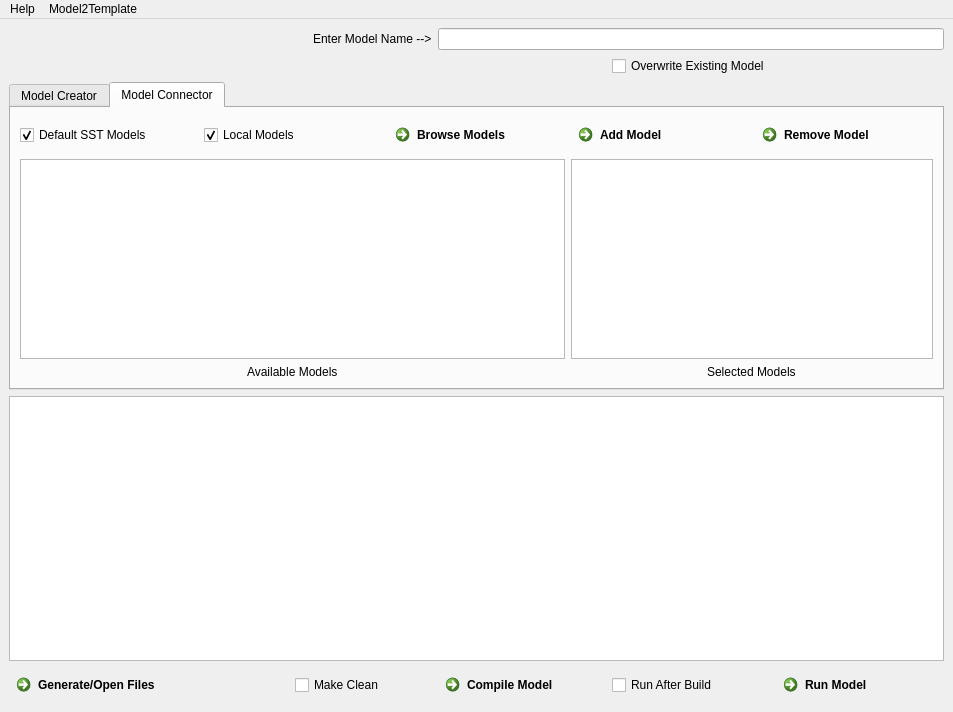
This is resources/sstGUI.ui in lpsmodsimteam/sst-config-gui as Qt 5 draws it before an edit. The edited form follows.
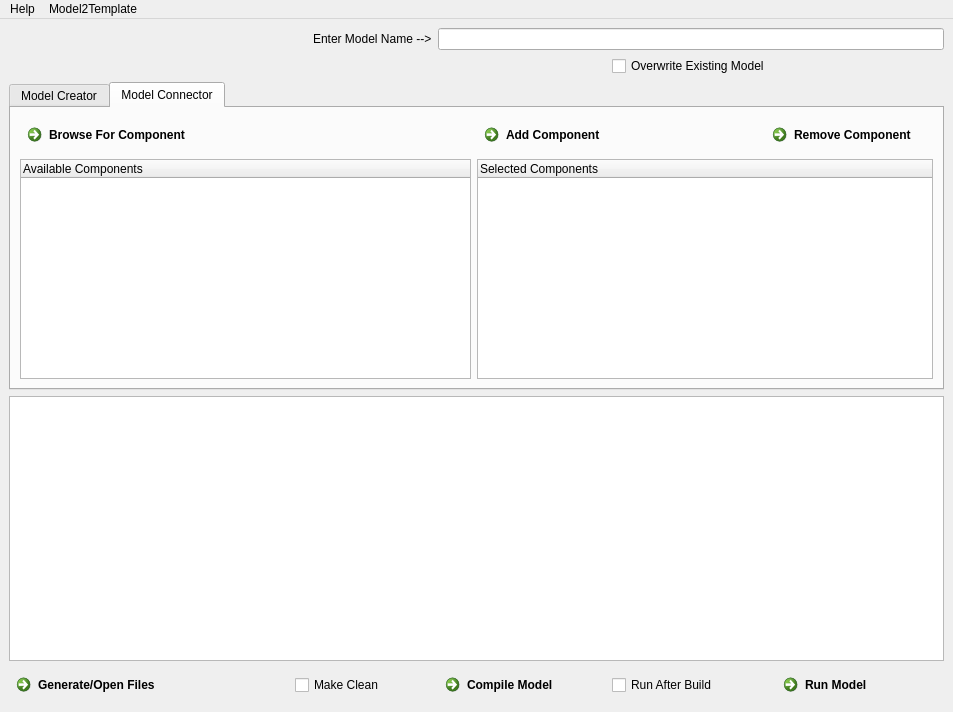
This is the edited form. The open tabs and pages were chosen to show the change. Icons and pictures are not drawn.

Commit message: Using sst-info and sst-config

What changed in the file:
```diff
--- a/resources/sstGUI.ui
+++ b/resources/sstGUI.ui
@@ -134,40 +134,14 @@
        <attribute name="title">
         <string>Model Connector</string>
        </attribute>
-       <layout class="QGridLayout" name="gridLayout_2">
-        <item row="0" column="0">
-         <widget class="QCheckBox" name="sstModels">
-          <property name="toolTip">
-           <string>Show/Hide the models provided with sst-elements</string>
-          </property>
-          <property name="text">
-           <string>Default SST Models</string>
-          </property>
-          <property name="checked">
-           <bool>true</bool>
-          </property>
-         </widget>
-        </item>
-        <item row="0" column="1">
-         <widget class="QCheckBox" name="localModels">
-          <property name="toolTip">
-           <string>Show/Hide your local models</string>
-          </property>
-          <property name="text">
-           <string>Local Models</string>
-          </property>
-          <property name="checked">
-           <bool>true</bool>
-          </property>
-         </widget>
-        </item>
-        <item row="0" column="2">
+       <layout class="QGridLayout" name="gridLayout_2" columnstretch="2,1,1">
+        <item row="0" column="0" alignment="Qt::AlignLeft">
          <widget class="QCommandLinkButton" name="modelBrowse">
           <property name="toolTip">
            <string>Browse for a model not provided by SST or in your local directory</string>
           </property>
           <property name="text">
-           <string>Browse Models</string>
+           <string>Browse For Component</string>
           </property>
           <property name="icon">
            <iconset>
@@ -175,13 +149,13 @@
           </property>
          </widget>
         </item>
-        <item row="0" column="3">
+        <item row="0" column="1" alignment="Qt::AlignLeft">
          <widget class="QCommandLinkButton" name="add">
           <property name="toolTip">
            <string>Add selected models from the Available Models List to the Selected Models List</string>
           </property>
           <property name="text">
-           <string>Add Model</string>
+           <string>Add Component</string>
           </property>
           <property name="icon">
            <iconset>
@@ -189,13 +163,13 @@
           </property>
          </widget>
         </item>
-        <item row="0" column="4">
+        <item row="0" column="2" alignment="Qt::AlignRight">
          <widget class="QCommandLinkButton" name="remove">
           <property name="toolTip">
            <string>Remove selected models from the Selected Models List</string>
           </property>
           <property name="text">
-           <string>Remove Model</string>
+           <string>Remove Component</string>
           </property>
           <property name="icon">
            <iconset>
@@ -203,32 +177,28 @@
           </property>
          </widget>
         </item>
-        <item row="1" column="0" colspan="3">
-         <widget class="QListWidget" name="available">
+        <item row="1" column="0">
+         <widget class="QTreeWidget" name="available">
           <property name="toolTip">
            <string>Models available for use. You can select multiple models at once. Double click a model for help</string>
           </property>
+          <column>
+           <property name="text">
+            <string>Available Components</string>
+           </property>
+          </column>
          </widget>
         </item>
-        <item row="1" column="3" colspan="2">
-         <widget class="QListWidget" name="selected">
+        <item row="1" column="1" colspan="2">
+         <widget class="QTreeWidget" name="selected">
           <property name="toolTip">
            <string>Models to be connected. Double click for help and SST information</string>
           </property>
-         </widget>
-        </item>
-        <item row="2" column="0" colspan="3" alignment="Qt::AlignHCenter">
-         <widget class="QLabel" name="label_3">
-          <property name="text">
-           <string>Available Models</string>
-          </property>
-         </widget>
-        </item>
-        <item row="2" column="3" colspan="2" alignment="Qt::AlignHCenter">
-         <widget class="QLabel" name="label_4">
-          <property name="text">
-           <string>Selected Models</string>
-          </property>
+          <column>
+           <property name="text">
+            <string>Selected Components</string>
+           </property>
+          </column>
          </widget>
         </item>
        </layout>
```
Left out of the diff: 2 changed lines with no effect on the pictures. The commit also changes 1 other file.
